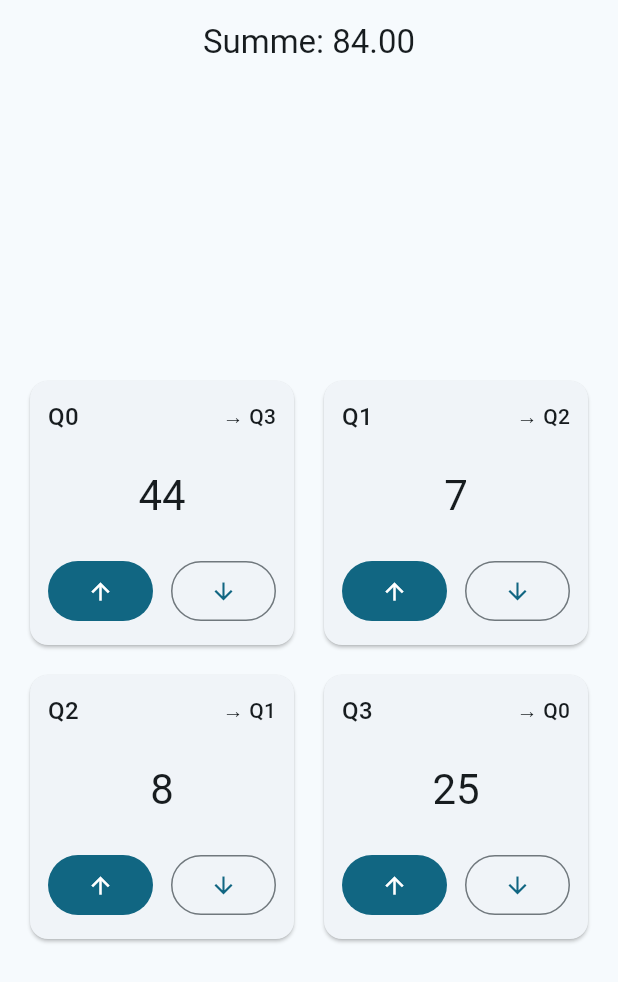
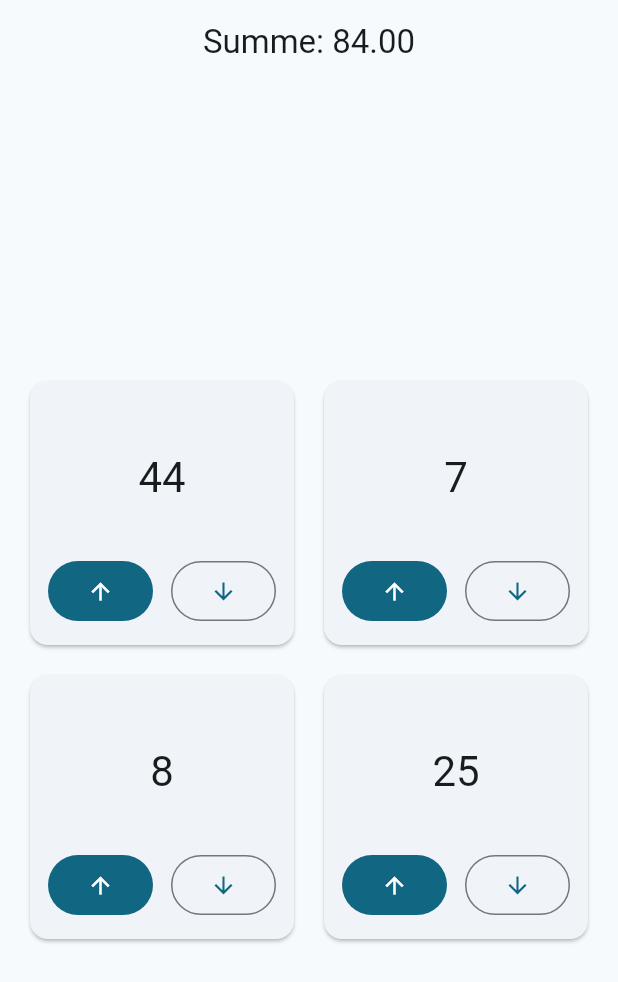
Before and after one commit to Daniel-Cdemy/https---github.com-Daniel-Cdemy-market_quadrants, a Flutter app: the screen it shows after launch, on a phone screen of 412 x 824 dp. Shown: the top 982 px of the screen. Run offline on Flutter 3.47's test engine with Material 3 defaults, Android fonts, the light colour scheme and no system bars; our stand-ins replace flutter_riverpod.

Commit message:
Finalize StateManagment

```diff
--- a/lib/app.dart
+++ b/lib/app.dart
@@ -8,7 +8,7 @@ class MarketApp extends StatelessWidget {
   Widget build(BuildContext context) {
     return MaterialApp(
       debugShowCheckedModeBanner: false,
-      title: 'Ein Markt, vier Zustände – Riverpod',
+      title: 'Diagonale Counter',
       theme: ThemeData(useMaterial3: true, colorSchemeSeed: Colors.blueGrey),
       home: const DashboardPage(),
     );
--- a/lib/features/bot/domain/bot_state.dart
+++ b/lib/features/bot/domain/bot_state.dart
@@ -1,5 +1,5 @@
 class BotState {
-  final List<double> markets; // [Q0, Q1, Q2, Q3]
+  final List<double> markets;
   const BotState(this.markets);
 
   BotState updated(int index, double newValue) {
--- a/lib/features/bot/presentation/pages/dashboard_page.dart
+++ b/lib/features/bot/presentation/pages/dashboard_page.dart
@@ -11,10 +11,6 @@ class DashboardPage extends ConsumerWidget {
   Widget build(BuildContext context, WidgetRef ref) {
     final bot = ref.watch(botProvider);
 
-    // optional responsiv:
-    final width = MediaQuery.of(context).size.width;
-    final cols = width > 600 ? 3 : 2;
-
     return Scaffold(
       appBar: AppBar(
         title: Text('Summe: ${bot.sum.toStringAsFixed(2)}'),
@@ -26,7 +22,7 @@ class DashboardPage extends ConsumerWidget {
           child: Padding(
             padding: const EdgeInsets.all(16),
             child: GridView.count(
-              crossAxisCount: cols,
+              crossAxisCount: 2,
               shrinkWrap: true,
               childAspectRatio: 1,
               mainAxisSpacing: 12,
--- a/lib/features/bot/presentation/widgets/market.dart
+++ b/lib/features/bot/presentation/widgets/market.dart
@@ -1,10 +1,10 @@
 import 'package:flutter/material.dart';
 
 class MarketQuadrant extends StatelessWidget {
-  final int index;                       // 0..3
-  final double value;                    // aktueller Marktwert
-  final int targetIndex;                 // diagonales Ziel
-  final void Function(double) onDelta;   // Callback (+1 / -1)
+  final int index;
+  final double value;
+  final int targetIndex;
+  final void Function(double) onDelta;
 
   const MarketQuadrant({
     super.key,
@@ -22,13 +22,7 @@ class MarketQuadrant extends StatelessWidget {
         padding: const EdgeInsets.all(12),
         child: Column(
           children: [
-            Row(
-              mainAxisAlignment: MainAxisAlignment.spaceBetween,
-              children: [
-                Text('Q$index', style: Theme.of(context).textTheme.titleMedium),
-                Text('→ Q$targetIndex', style: Theme.of(context).textTheme.labelLarge),
-              ],
-            ),
+            Row(mainAxisAlignment: MainAxisAlignment.spaceBetween),
             const SizedBox(height: 12),
             Expanded(
               child: Center(
```
